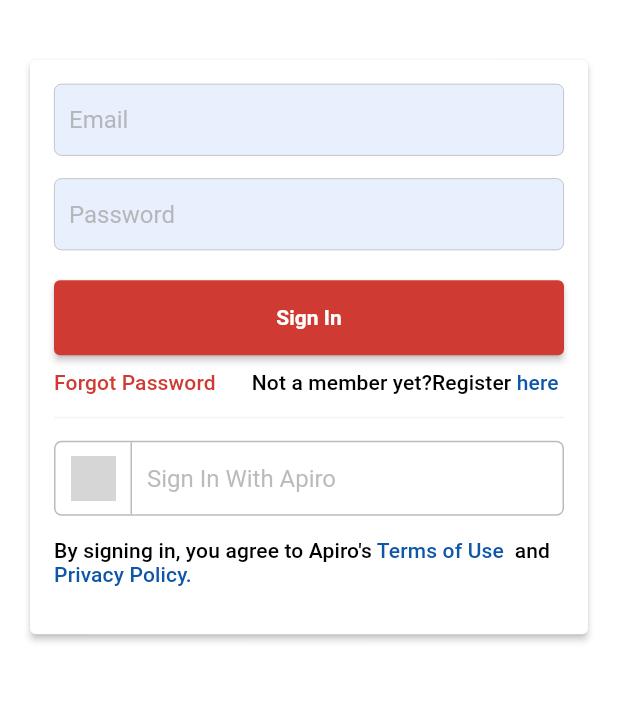
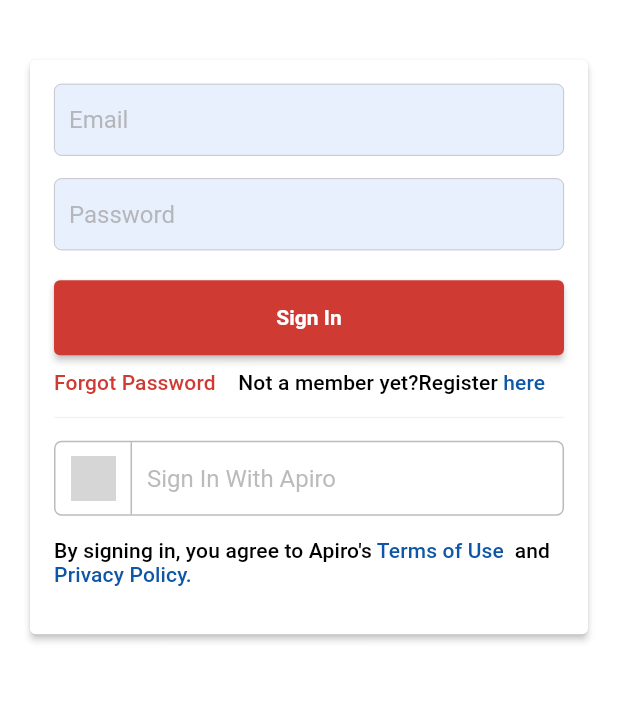
Before and after one commit to redapiro/apiro_flutter_auth, a Flutter app: the screen it shows after launch, on a phone screen of 412 x 824 dp, the part 331-1033 px from its top. Run offline on Flutter 3.47's test engine with Material 2 defaults, Android fonts, the phone set to English and light mode, and no system bars; our stand-ins replace cached_network_image, image_picker; grey boxes are pictures that could not be loaded.

Commit message:
added Ui change to registration row

```diff
--- a/lib/widget/login/login_form.dart
+++ b/lib/widget/login/login_form.dart
@@ -194,9 +194,7 @@ class _LoginFormState extends State<LoginForm> {
                   ..onTap = () {
                     _onRegisterHereClick();
                   }),
-          ]
-          )
-      ),
+          ])),
     );
   }
 
@@ -307,8 +305,9 @@ class _LoginFormState extends State<LoginForm> {
                     .copyWith(color: _themeData!.primaryColor),
               ),
             ),
-            Expanded(child: Container()),
-            _getRegisterRow(),
+            // Expanded(child: Container()),
+            SizedBox(width: 15),
+            Expanded(child: _getRegisterRow()),
           ]),
           SizedBox(height: 15),
           _getHorizontalSeparatorLine(),
```
